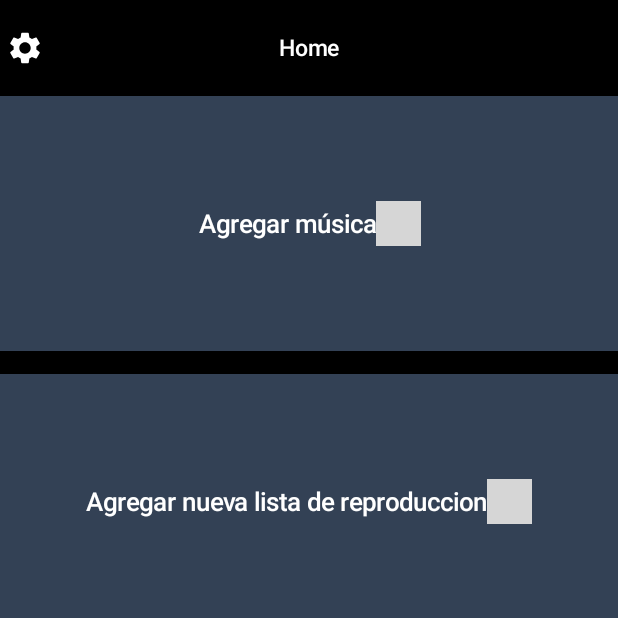
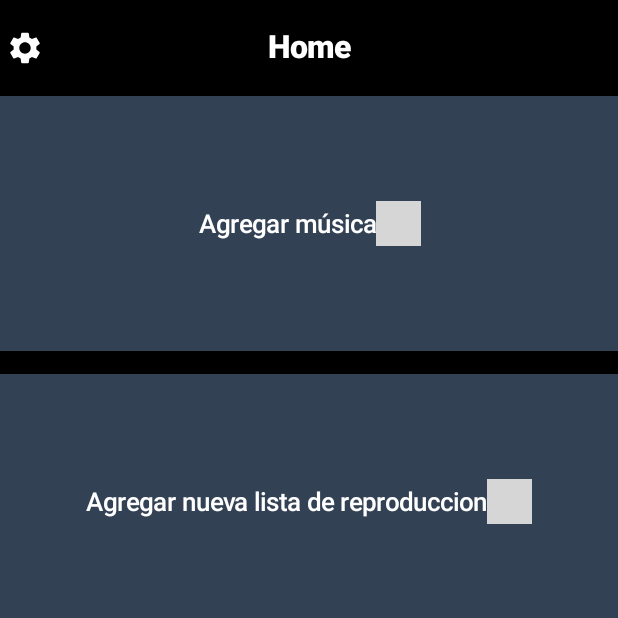
Before and after one commit to byron-fran/Music-Player, an Android app built with Jetpack Compose: the HomeScreen screen opened through its navigation route, on a phone screen of 412 x 824 dp, the top half of it. Run offline under Robolectric (Android 15) with nearby library versions, the phone set to English and light mode, and no system bars; our stand-ins replace Dagger/Hilt's generated code, Room's generated code; 3 statements that could not run were skipped; grey boxes are pictures that could not be loaded.

Commit message:
Update font style in CenterTopAppBar

```diff
--- a/app/src/main/java/com/byrondev/musicplayer/components/topbar/CenterTopAppBar.kt
+++ b/app/src/main/java/com/byrondev/musicplayer/components/topbar/CenterTopAppBar.kt
@@ -5,14 +5,13 @@ import androidx.compose.foundation.layout.size
 import androidx.compose.material3.CenterAlignedTopAppBar
 import androidx.compose.material3.ExperimentalMaterial3Api
 import androidx.compose.material3.Icon
-import androidx.compose.material3.Text
 import androidx.compose.material3.TopAppBarDefaults
 import androidx.compose.runtime.Composable
 import androidx.compose.ui.Modifier
 import androidx.compose.ui.graphics.Color
 import androidx.compose.ui.graphics.vector.ImageVector
 import androidx.compose.ui.unit.dp
-import com.byrondev.musicplayer.ui.theme.textWhite15
+import com.byrondev.musicplayer.components.globals.TextLarge
 
 
 @OptIn(ExperimentalMaterial3Api::class)
@@ -20,7 +19,7 @@ import com.byrondev.musicplayer.ui.theme.textWhite15
 fun CenterTopAppBar(title : String, iconName : ImageVector, color : Color = Color.Black, onNavigate: () -> Unit ) {
 
     CenterAlignedTopAppBar(
-        title = { Text(title, color = Color.White, style = textWhite15)},
+        title = { TextLarge(title) },
         navigationIcon = {
             Icon(
                 imageVector = iconName,
```
